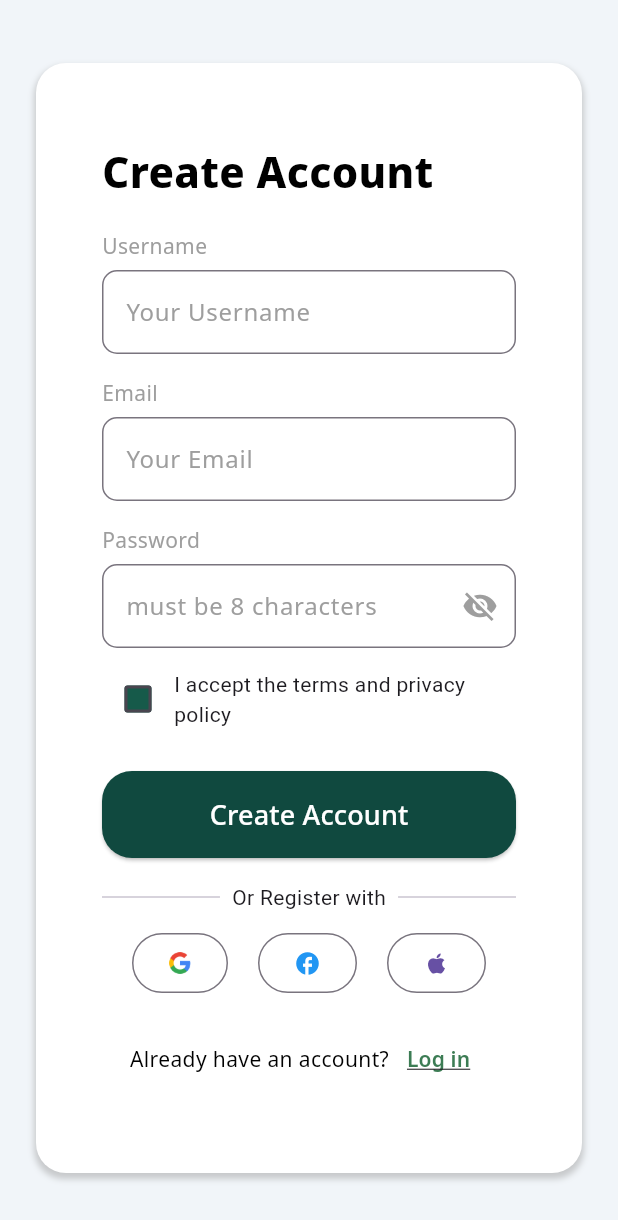
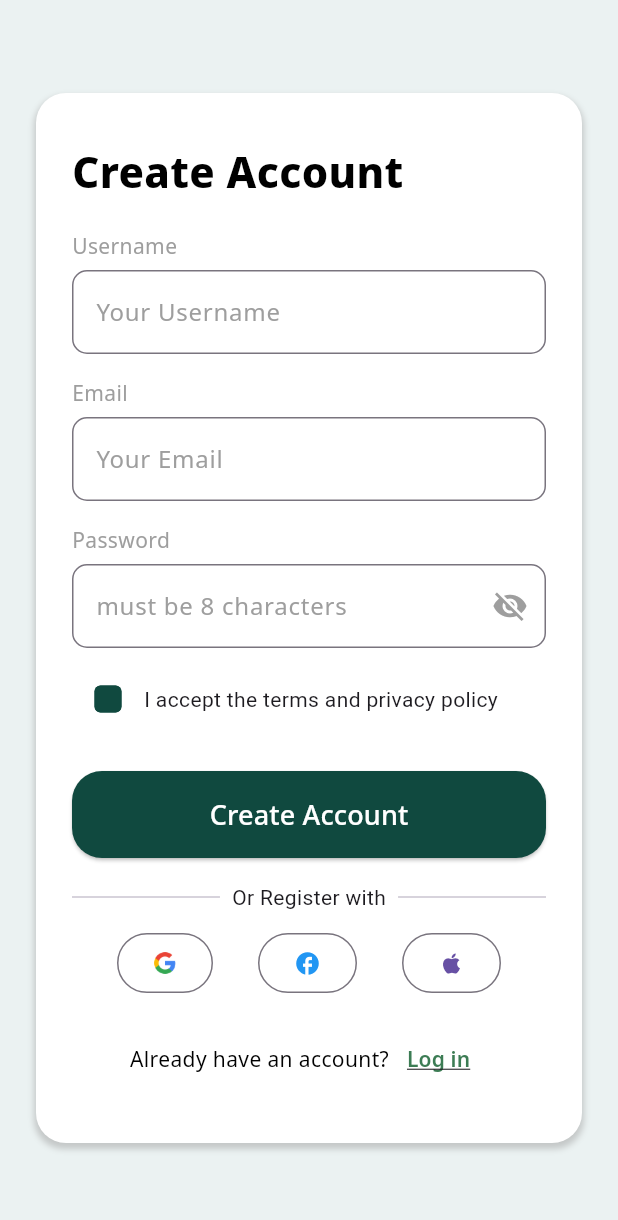
Before and after one commit to kensunjaya/ReBio, a Flutter app: the RegisterPage screen opened by its route, on a phone screen of 412 x 824 dp. Shown: the top 1220 px of the screen. Run offline on Flutter 3.47's test engine with Material 3 defaults, Android fonts, the light colour scheme and no system bars; our stand-ins replace cloud_firestore, firebase_auth, firebase_core, flutter_svg, google_fonts, image_picker; accounts and stored records are empty.

Commit message:
refactor register padding

```diff
--- a/lib/pages/register.dart
+++ b/lib/pages/register.dart
@@ -66,12 +66,11 @@ class _RegisterPageState extends State<RegisterPage> {
   Widget build(BuildContext context) {
     return Scaffold(
       // appBar: AppBar(title: const Text('Register')),
-      backgroundColor: Color(0xFFF1F5F9),
+      backgroundColor: bg,
       body: Center(
         child:SingleChildScrollView(
           padding: const EdgeInsets.all(24.0),
           child: Container(
-            padding: const EdgeInsets.all(20),
             decoration: BoxDecoration(
               color: Colors.white,
               borderRadius: BorderRadius.circular(20),
@@ -133,12 +132,17 @@ class _RegisterPageState extends State<RegisterPage> {
                             _acceptTerms = value ?? false;
                           });
                         },
-                        fillColor: WidgetStateProperty.all(Color(0xFF165A4A)),
+                        fillColor: WidgetStateProperty.all(secondary),
+                        side: BorderSide(color: secondary),
+                        shape: RoundedRectangleBorder(
+                          borderRadius: BorderRadius.circular(4),
+                        ),
+
                         checkColor: Colors.white,
                       ),
                       const Expanded(
                         child: Text("I accept the terms and privacy policy"),
-                        ),
+                      ),
                     ],
                   ),
                   // Register Button
```
Also changed, not shown: pubspec.lock.
